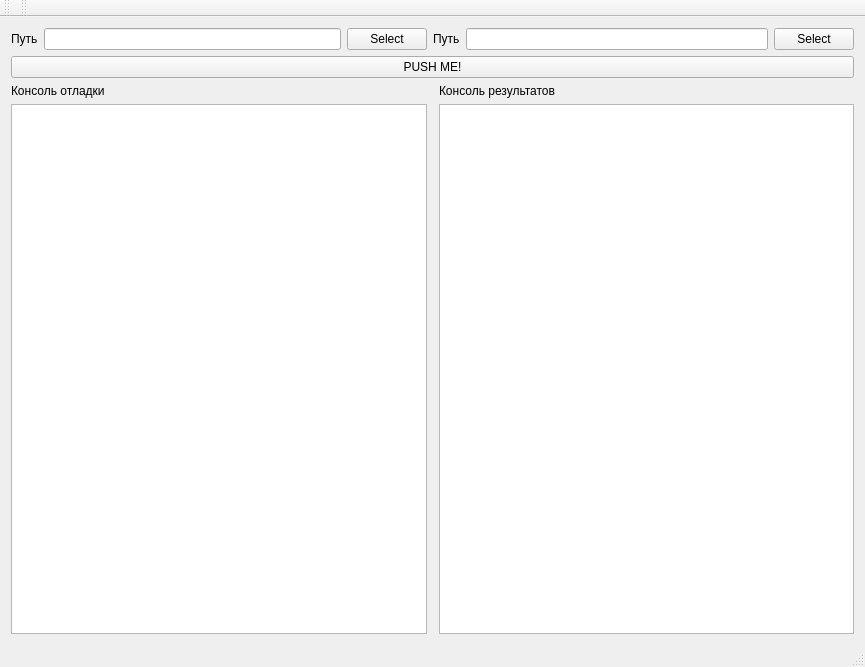
First picture: the form in mainwindow.ui, repository reinerwaldmann/PHDFingerprintSuite, before the edit.
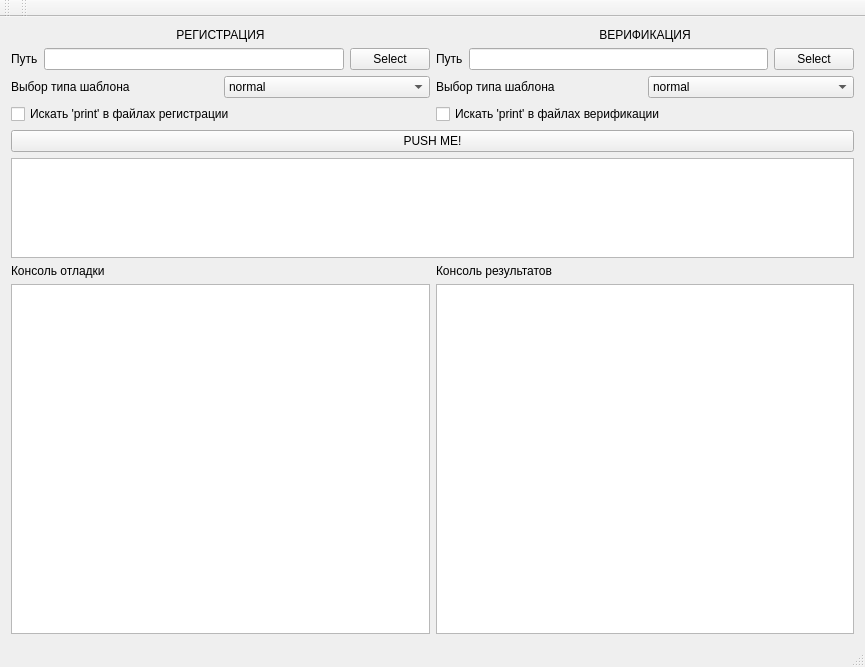
Second picture: the form after the edit.

Commit message: Alfa ready, pretest complete

Patch:
```diff
--- a/mainwindow.ui
+++ b/mainwindow.ui
@@ -14,8 +14,22 @@
    <string>MainWindow</string>
   </property>
   <widget class="QWidget" name="centralWidget">
-   <layout class="QGridLayout" name="gridLayout">
-    <item row="0" column="0">
+   <layout class="QVBoxLayout" name="verticalLayout_5">
+    <item>
+     <layout class="QHBoxLayout" name="horizontalLayout_5">
+      <item>
+       <layout class="QVBoxLayout" name="verticalLayout">
+        <item>
+         <widget class="QLabel" name="label_5">
+          <property name="text">
+           <string>РЕГИСТРАЦИЯ</string>
+          </property>
+          <property name="alignment">
+           <set>Qt::AlignCenter</set>
+          </property>
+         </widget>
+        </item>
+        <item>
      <layout class="QHBoxLayout" name="horizontalLayout">
       <item>
        <widget class="QLabel" name="label">
@@ -36,9 +50,60 @@
       </item>
      </layout>
     </item>
-    <item row="0" column="1" colspan="2">
+        <item>
      <layout class="QHBoxLayout" name="horizontalLayout_2">
       <item>
+           <widget class="QLabel" name="label_6">
+            <property name="text">
+             <string>Выбор типа шаблона</string>
+            </property>
+           </widget>
+          </item>
+          <item>
+           <widget class="QComboBox" name="comboTemplateRegist">
+            <item>
+             <property name="text">
+              <string>normal</string>
+             </property>
+            </item>
+            <item>
+             <property name="text">
+              <string>compact</string>
+             </property>
+            </item>
+            <item>
+             <property name="text">
+              <string>record</string>
+             </property>
+            </item>
+           </widget>
+          </item>
+         </layout>
+        </item>
+        <item>
+         <widget class="QCheckBox" name="checkRegPrint">
+          <property name="text">
+           <string>Искать 'print' в файлах регистрации</string>
+          </property>
+         </widget>
+        </item>
+       </layout>
+      </item>
+      <item>
+       <layout class="QVBoxLayout" name="verticalLayout_2">
+        <item>
+         <widget class="QLabel" name="label_8">
+          <property name="text">
+           <string>ВЕРИФИКАЦИЯ</string>
+          </property>
+          <property name="alignment">
+           <set>Qt::AlignCenter</set>
+          </property>
+         </widget>
+        </item>
+        <item>
+         <layout class="QHBoxLayout" name="horizontalLayout_3">
+          <item>
        <widget class="QLabel" name="label_2">
         <property name="text">
          <string>Путь</string>
@@ -57,32 +122,101 @@
       </item>
      </layout>
     </item>
-    <item row="3" column="0" colspan="3">
+        <item>
+         <layout class="QHBoxLayout" name="horizontalLayout_4">
+          <item>
+           <widget class="QLabel" name="label_7">
+            <property name="text">
+             <string>Выбор типа шаблона</string>
+            </property>
+           </widget>
+          </item>
+          <item>
+           <widget class="QComboBox" name="comboTemplateVerif">
+            <item>
+             <property name="text">
+              <string>normal</string>
+             </property>
+            </item>
+            <item>
+             <property name="text">
+              <string>compact</string>
+             </property>
+            </item>
+            <item>
+             <property name="text">
+              <string>record</string>
+             </property>
+            </item>
+           </widget>
+          </item>
+         </layout>
+        </item>
+        <item>
+         <widget class="QCheckBox" name="checkVerifPrint">
+          <property name="text">
+           <string>Искать 'print' в файлах верификации</string>
+          </property>
+         </widget>
+        </item>
+       </layout>
+      </item>
+     </layout>
+    </item>
+    <item>
      <widget class="QPushButton" name="pushMe">
       <property name="text">
        <string>PUSH ME!</string>
       </property>
      </widget>
     </item>
-    <item row="5" column="2">
-     <widget class="QPlainTextEdit" name="console_2"/>
+    <item>
+     <widget class="QPlainTextEdit" name="console_3">
+      <property name="minimumSize">
+       <size>
+        <width>300</width>
+        <height>100</height>
+       </size>
+      </property>
+      <property name="maximumSize">
+       <size>
+        <width>5000</width>
+        <height>100</height>
+       </size>
+      </property>
+     </widget>
     </item>
-    <item row="5" column="0">
-     <widget class="QPlainTextEdit" name="console"/>
-    </item>
-    <item row="4" column="0">
+    <item>
+     <layout class="QHBoxLayout" name="horizontalLayout_6">
+      <item>
+       <layout class="QVBoxLayout" name="verticalLayout_3">
+        <item>
      <widget class="QLabel" name="label_3">
       <property name="text">
        <string>Консоль отладки</string>
       </property>
      </widget>
     </item>
-    <item row="4" column="2">
+        <item>
+         <widget class="QPlainTextEdit" name="console"/>
+        </item>
+       </layout>
+      </item>
+      <item>
+       <layout class="QVBoxLayout" name="verticalLayout_4">
+        <item>
      <widget class="QLabel" name="label_4">
       <property name="text">
        <string>Консоль результатов</string>
       </property>
      </widget>
+        </item>
+        <item>
+         <widget class="QPlainTextEdit" name="console_2"/>
+        </item>
+       </layout>
+      </item>
+     </layout>
     </item>
    </layout>
   </widget>
```
Lines whose indentation alone changed are shown as unchanged. The commit also changes 2 other files.
